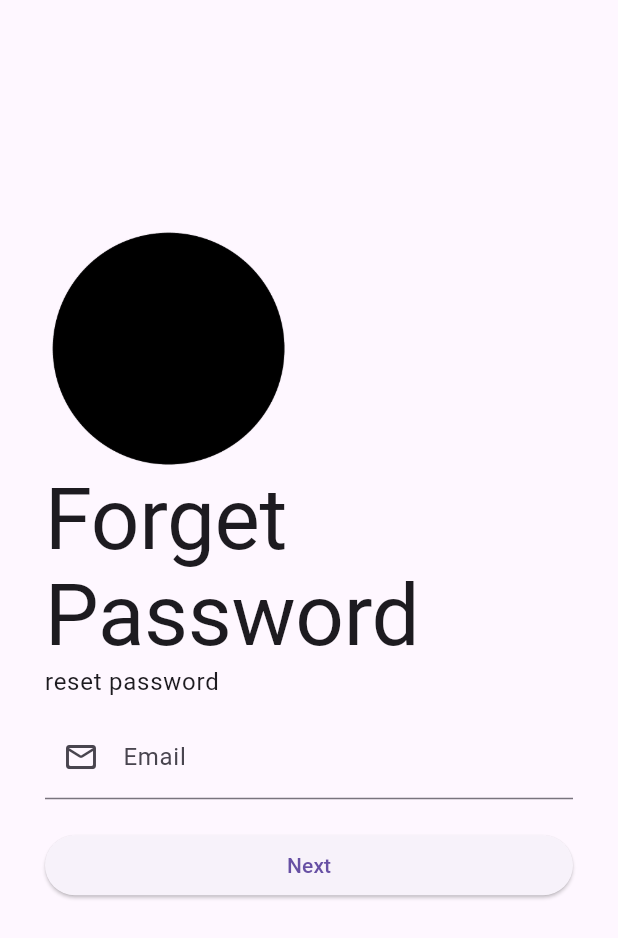
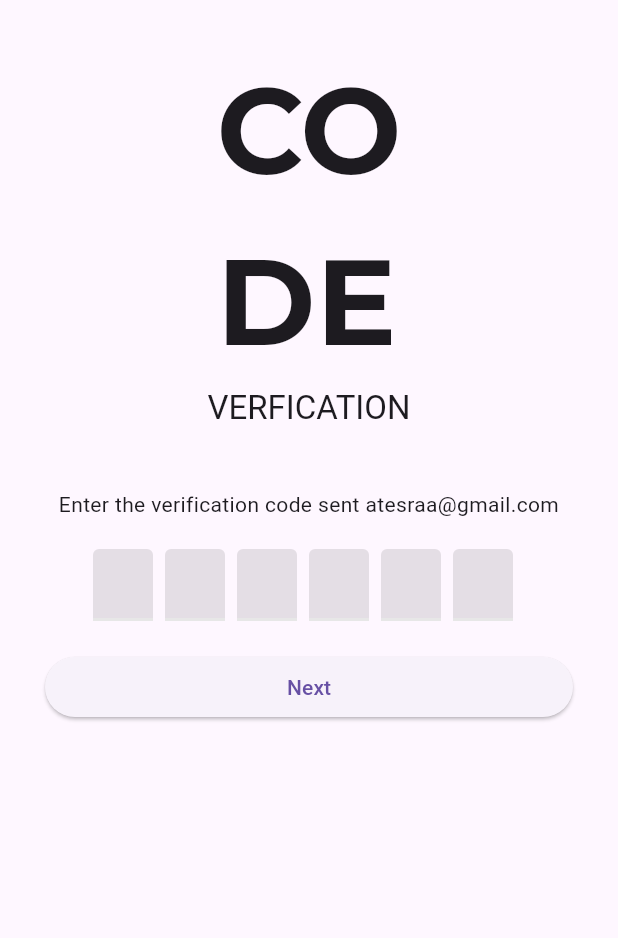
Before and after one commit to esraa-a11y/login_system_app, a Flutter app: the ForgetPasswordMailScreen screen opened directly, after a tap on "Next", on a phone screen of 412 x 824 dp. Shown: the top 938 px of the screen. Run offline on Flutter 3.47's test engine with Material 3 defaults, Android fonts, the phone set to English and light mode, and no system bars; drawn by our look-alikes of flutter_otp_text_field; our stand-ins replace get, google_fonts, liquid_swipe, smooth_page_indicator.

Commit message:
otp page done

```diff
--- a/lib/features/authentication/screens/forget_password_mail.dart
+++ b/lib/features/authentication/screens/forget_password_mail.dart
@@ -1,6 +1,8 @@
 import 'package:flutter/material.dart';
+import 'package:get/get.dart';
 import 'package:login_system_app/constants/image_strings.dart';
 import 'package:login_system_app/constants/sizes.dart';
+import 'package:login_system_app/features/authentication/screens/otp_screen.dart';
 import 'package:login_system_app/widgets/form_header_widget.dart';
 class ForgetPasswordMailScreen extends StatelessWidget {
   const ForgetPasswordMailScreen({Key? key}) : super(key: key);
@@ -41,7 +43,9 @@ class ForgetPasswordMailScreen extends StatelessWidget {
                       SizedBox(
                         width: double.infinity,
                         child: ElevatedButton(
-                            onPressed: (){},
+                            onPressed: (){
+                              Get.to(()=>OTPScreen());
+                            },
                             child: Text('Next'),
                         ),
                       ),
--- /dev/null
+++ b/lib/features/authentication/screens/otp_screen.dart
@@ -0,0 +1,44 @@
+import 'package:flutter/material.dart';
+import 'package:flutter_otp_text_field/flutter_otp_text_field.dart';
+import 'package:google_fonts/google_fonts.dart';
+import 'package:login_system_app/constants/sizes.dart';
+class OTPScreen extends StatelessWidget {
+  const OTPScreen({Key? key}) : super(key: key);
+
+  @override
+  Widget build(BuildContext context) {
+    return Scaffold(
+      body: Container(
+        padding: EdgeInsets.all(tDefaultSize),
+        child: Column(
+          children: [
+            Text('CO\nDE',style: GoogleFonts.montserrat(
+              fontWeight: FontWeight.bold,
+              fontSize: 80,
+            ),),
+            Text('Verfication'.toUpperCase(),style: Theme.of(context).textTheme.headline6,),
+            SizedBox(height: 40,),
+            Text('Enter the verification code sent at'+'esraa@gmail.com',textAlign: TextAlign.center,),
+            SizedBox(height: 20,),
+            OtpTextField(
+              mainAxisAlignment: MainAxisAlignment.center,
+              numberOfFields: 6,
+              fillColor: Colors.black.withOpacity(0.1),
+              filled: true,
+              onSubmit: (code){
+                print("OTP is => $code");
+              },
+            ),
+            SizedBox(height: 20,),
+            SizedBox(
+              width: double.infinity,
+                child: ElevatedButton(onPressed: (){}, child: Text('Next'))),
+
+
+
+          ],
+        ),
+      ),
+    );
+  }
+}
--- a/lib/features/authentication/screens/sign_up_screen.dart
+++ b/lib/features/authentication/screens/sign_up_screen.dart
@@ -22,7 +22,7 @@ class SignUpScreen extends StatelessWidget {
             child: Column(
               crossAxisAlignment: CrossAxisAlignment.start,
               children: [
-                FormHeaderWidget(image: tWelcomeScreenImage, title: 'Get on Board !', subTitle: 'create your profile to start your journey ', heightBetween: 0,),
+                FormHeaderWidget(image: tWelcomeScreenImage, title: 'Get on Board !', subTitle: 'create your profile to start your journey ', heightBetween: 0, crossAxisAlignment: CrossAxisAlignment.start,),
                 SignUpFormWidget(),
                 Column(children: [
                 Text('OR'),
--- a/pubspec.yaml
+++ b/pubspec.yaml
@@ -29,6 +29,7 @@ dependencies:
   get: ^4.6.6
   liquid_swipe: ^3.0.0
   smooth_page_indicator: ^1.0.0+2
+  flutter_otp_text_field: ^1.1.1
 
 flutter_native_splash:
   color: "#f7f6f1"
```
Also changed, not shown: pubspec.lock.
